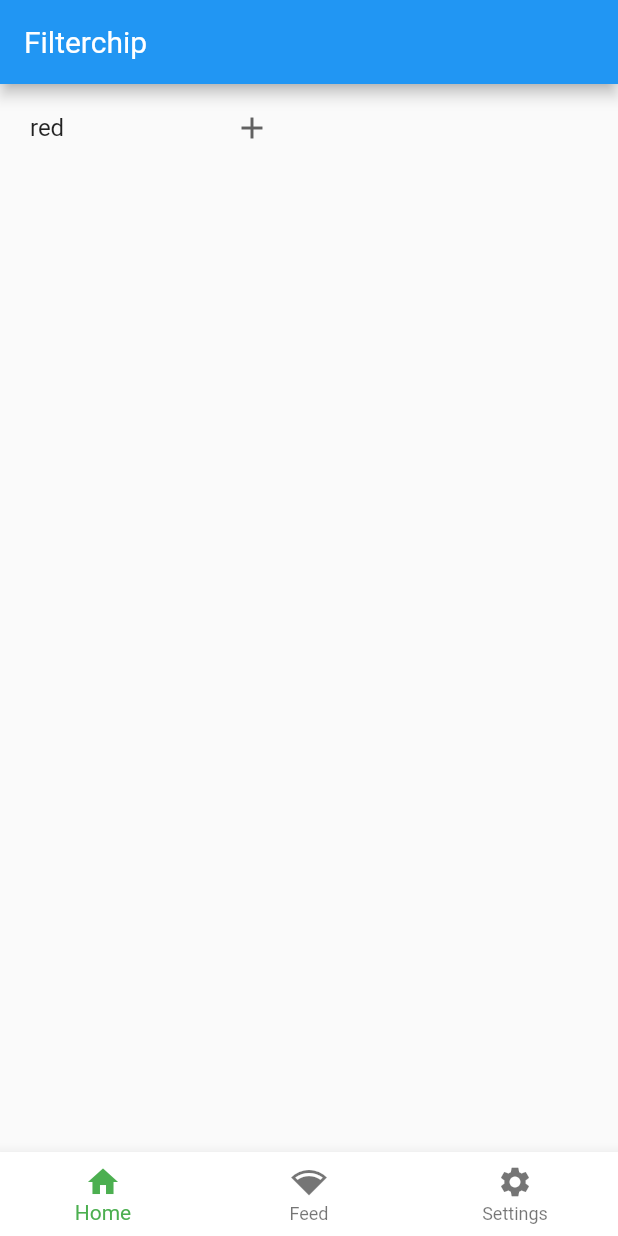
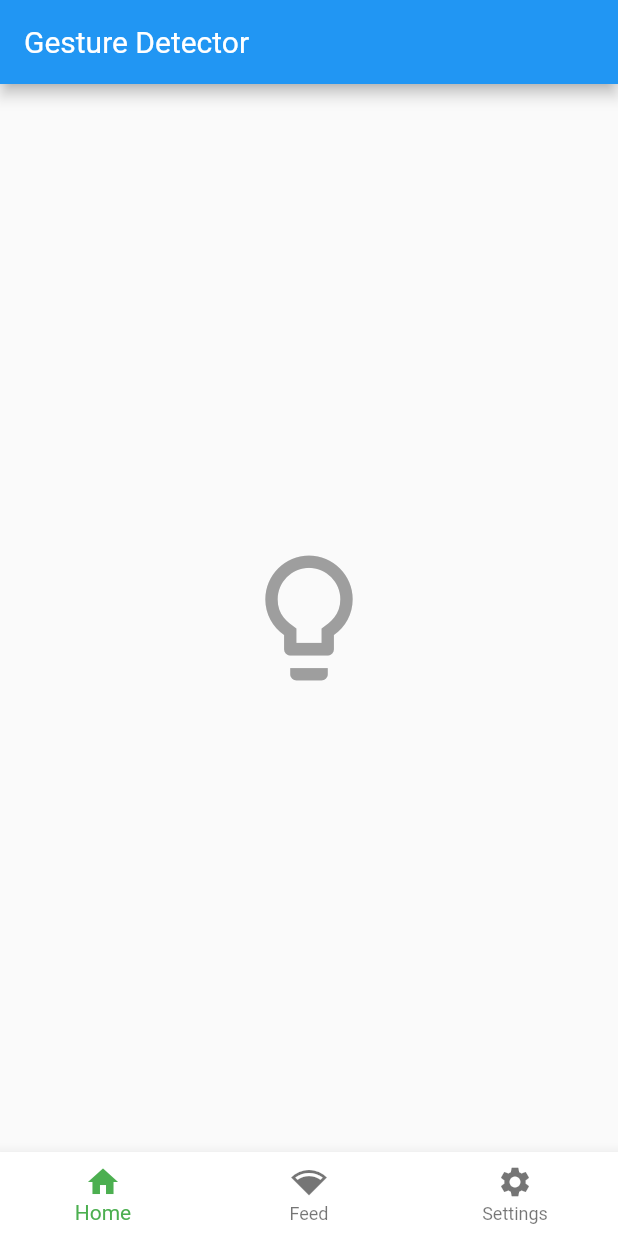
Before and after one commit to josephmtinangi/flutter-app, a Flutter app: the screen it shows after launch, on a phone screen of 412 x 824 dp. Run offline on Flutter 3.47's test engine with Material 2 defaults, Android fonts, the phone set to English and light mode, and no system bars.

Commit message:
Gesture detector

```diff
--- a/lib/main.dart
+++ b/lib/main.dart
@@ -11,37 +11,33 @@ class MyHomePage extends StatefulWidget {
 
 class _MyHomePageState extends State<MyHomePage> {
   int index = 0;
-  String _value = 'red';
+  Color bulbColor = Colors.grey;
 
   @override
   Widget build(BuildContext context) {
     return MaterialApp(
       home: Scaffold(
         appBar: AppBar(
-          title: Text('Filterchip'),
+          title: Text('Gesture Detector'),
         ),
-        body: Container(
-          height: 60.0,
-          width: 200.0,
-          padding: EdgeInsets.only(left: 20.0, right: 20.0, top: 5.0),
-          child: DropdownButton(
-              isExpanded: true,
-              icon: Icon(Icons.add),
-              underline: SizedBox(),
-              value: _value,
-              items: <String>['red', 'blue', 'green']
-                  .map<DropdownMenuItem<String>>((String value) {
-                return DropdownMenuItem<String>(
-                  value: value,
-                  child: Text(value),
-                );
-              }).toList(),
-              onChanged: (newValue) {
-                print(newValue);
-                setState(() {
-                  _value = newValue;
-                });
-              }),
+        body: Center(
+          child: GestureDetector(
+            onTap: () {
+              setState(() {
+                bulbColor = Colors.red;
+              });
+            },
+            onDoubleTap: () {
+              setState(() {
+                bulbColor = Colors.grey;
+              });
+            },
+            child: Icon(
+              Icons.lightbulb_outline,
+              size: 100.0,
+              color: bulbColor,
+            ),
+          ),
         ),
         bottomNavigationBar: BottomNavigationBar(
           type: BottomNavigationBarType.fixed,
```
